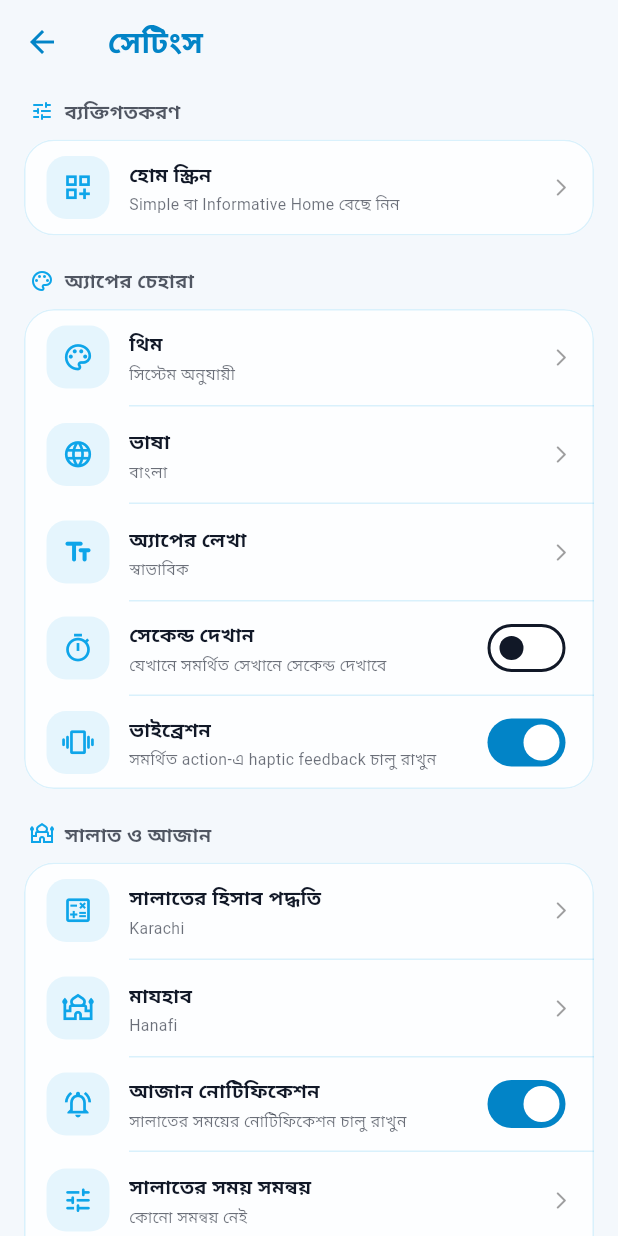
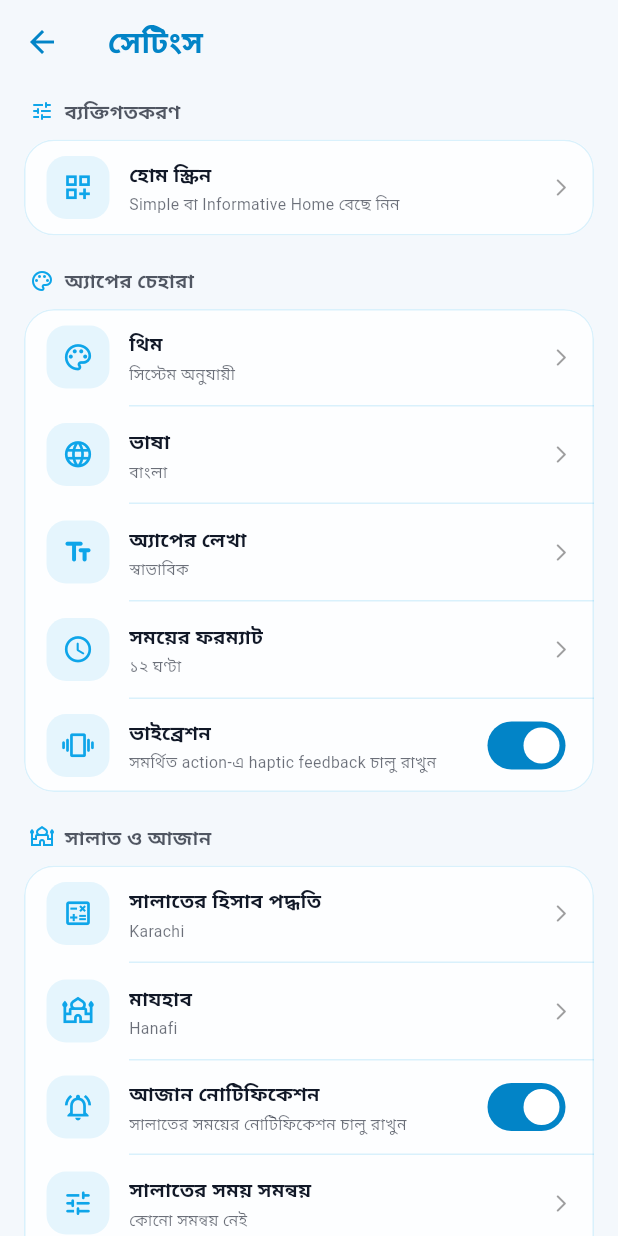
Before and after one commit to jaberhusain4/nurverse, a Flutter app: the SettingsHubScreen screen opened directly, on a phone screen of 412 x 824 dp. Run offline on Flutter 3.47's test engine with Material 3 defaults, Android fonts, the phone set to English and light mode, and no system bars; our stand-ins replace adhan, audioplayers, cloud_firestore, firebase_auth, firebase_core, flutter_compass and 10 more; missing offline and left inert: esmaulhusna_muslimbg, pdfx, record; accounts and stored records are empty.

Commit message:
Add 12/24-hour time format setting

```diff
--- a/lib/providers/settings_provider.dart
+++ b/lib/providers/settings_provider.dart
@@ -30,6 +30,7 @@ class SettingsProvider extends ChangeNotifier {
   static const String _hijriAdjustmentKey = 'hijri_adjustment';
 
   static const String _showSecondsKey = 'show_seconds';
+  static const String _timeFormatKey = 'time_format';
   static const String _vibrationKey = 'vibration_enabled';
 
   static const String _quranTranslationKey = 'quran_translation';
@@ -109,6 +110,7 @@ class SettingsProvider extends ChangeNotifier {
   int _hijriAdjustment = 0;
 
   bool _showSeconds = false;
+  String _timeFormat = '12';
 
   bool _vibrationEnabled = true;
 
@@ -186,6 +188,9 @@ class SettingsProvider extends ChangeNotifier {
   int get hijriAdjustment => _hijriAdjustment;
 
   bool get showSeconds => _showSeconds;
+
+  String get timeFormat => _timeFormat;
+  bool get is24Hour => _timeFormat == '24';
 
   bool get vibrationEnabled => _vibrationEnabled;
 
@@ -407,6 +412,7 @@ class SettingsProvider extends ChangeNotifier {
       // ----------------------------------------------------------------------
 
       _showSeconds = prefs.getBool(_showSecondsKey) ?? false;
+      _timeFormat = prefs.getString(_timeFormatKey) == '24' ? '24' : '12';
 
       _vibrationEnabled = prefs.getBool(_vibrationKey) ?? true;
 
@@ -790,6 +796,22 @@ class SettingsProvider extends ChangeNotifier {
   // DISPLAY
   // ==========================================================================
 
+  Future<void> setTimeFormat(String value) async {
+    final String normalized = value == '24' ? '24' : '12';
+
+    if (_timeFormat == normalized) {
+      return;
+    }
+
+    _timeFormat = normalized;
+    notifyListeners();
+
+    try {
+      final SharedPreferences prefs = await SharedPreferences.getInstance();
+      await prefs.setString(_timeFormatKey, normalized);
+    } catch (_) {}
+  }
+
   Future<void> toggleShowSeconds(bool value) async {
     _showSeconds = value;
 
@@ -1121,6 +1143,7 @@ class SettingsProvider extends ChangeNotifier {
     _hijriAdjustment = 0;
 
     _showSeconds = false;
+    _timeFormat = '12';
     _vibrationEnabled = true;
 
     _quranTranslation = 'Bangla';
@@ -1173,6 +1196,7 @@ class SettingsProvider extends ChangeNotifier {
         _autoLocationKey,
         _hijriAdjustmentKey,
         _showSecondsKey,
+        _timeFormatKey,
         _vibrationKey,
         _quranTranslationKey,
         _quranArabicFontKey,
--- a/lib/screens/settings_hub_screen.dart
+++ b/lib/screens/settings_hub_screen.dart
@@ -93,16 +93,20 @@ class SettingsHubScreen extends StatelessWidget {
                 () => _textSizeSheet(context, textScale),
               ),
               _divider(),
-              _switchTile(
-                context,
-                Icons.timer_outlined,
-                isEnglish ? 'Show seconds' : 'সেকেন্ড দেখান',
-                isEnglish
-                    ? 'Show seconds where supported'
-                    : 'যেখানে সমর্থিত সেখানে সেকেন্ড দেখাবে',
-                settings.showSeconds,
-                settings.toggleShowSeconds,
-              ),
+              _tile(
+  context,
+  Icons.access_time_rounded,
+  isEnglish ? 'Time format' : 'সময়ের ফরম্যাট',
+  settings.is24Hour
+      ? (isEnglish ? '24-hour' : '২৪ ঘণ্টা')
+      : (isEnglish ? '12-hour' : '১২ ঘণ্টা'),
+  () => _choiceSheet(
+    context,
+    isEnglish ? 'Time format' : 'সময়ের ফরম্যাট',
+    const ['12', '24'],
+    settings.setTimeFormat,
+  ),
+),
               _divider(),
               _switchTile(
                 context,
```
